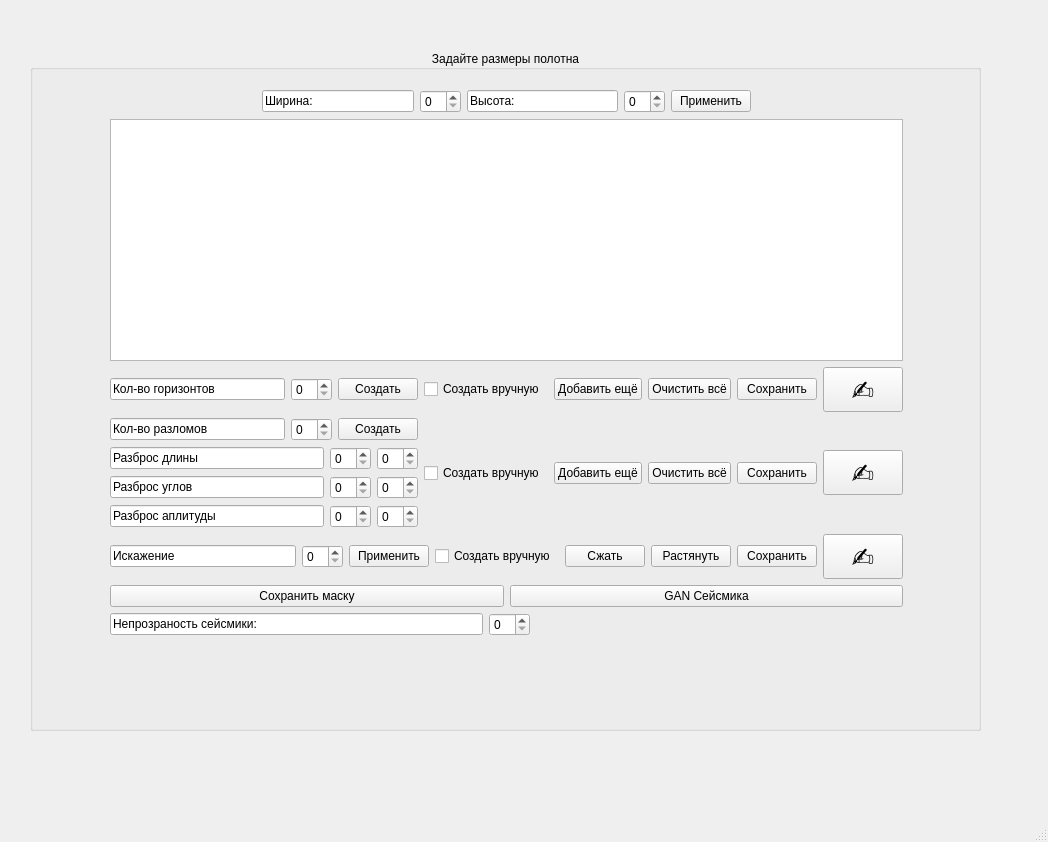
Before: the Qt Designer form app/ui/template.ui in georgiisafonkin/synthogan-2d, drawn with Qt 5.
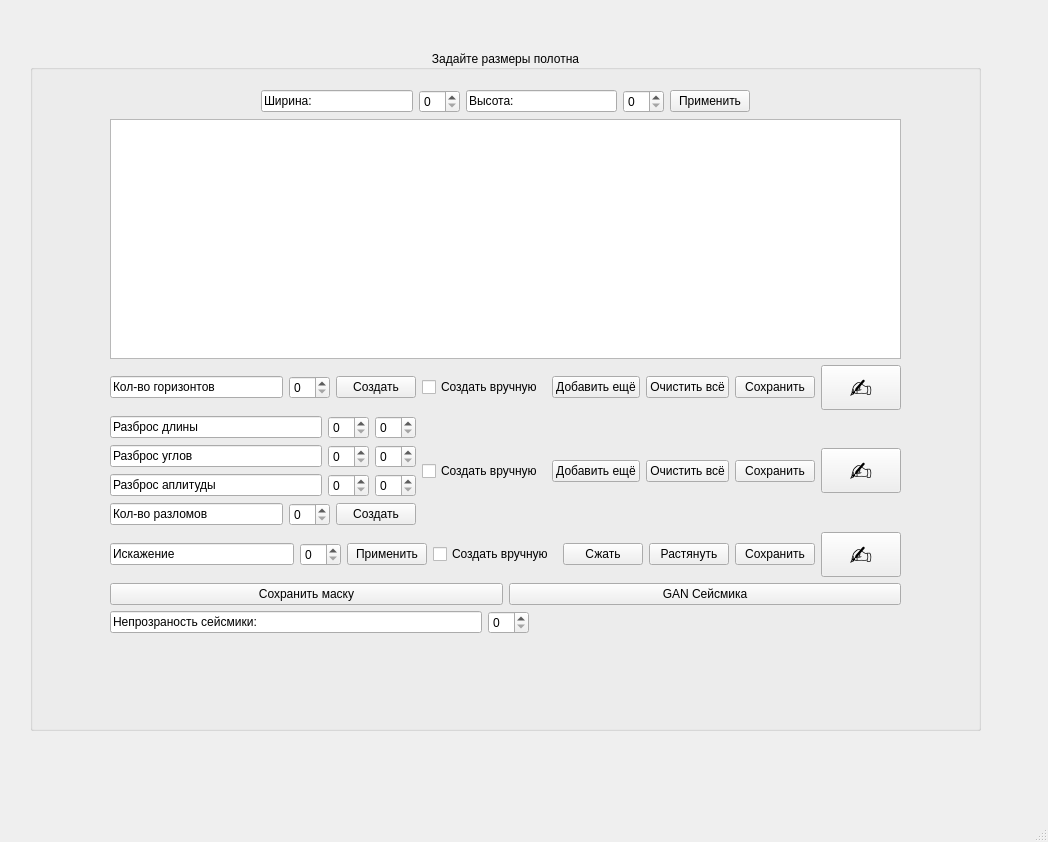
After: the same form once the commit is applied.

What changed in the file:
```diff
--- a/app/ui/template.ui
+++ b/app/ui/template.ui
@@ -29,22 +29,20 @@
     <property name="alignment">
      <set>Qt::AlignmentFlag::AlignCenter</set>
     </property>
-    <widget class="QWidget" name="">
+    <widget class="QWidget" name="layoutWidget">
      <property name="geometry">
       <rect>
        <x>80</x>
        <y>40</y>
-       <width>793</width>
-       <height>546</height>
+       <width>791</width>
+       <height>544</height>
       </rect>
      </property>
-     <layout class="QVBoxLayout" name="verticalLayout_4">
+     <layout class="QVBoxLayout" name="elementsvVerticalLayout">
       <item>
-       <layout class="QVBoxLayout" name="verticalLayout_3">
+       <layout class="QHBoxLayout" name="canvasHorizontalLayout">
         <item>
-         <layout class="QHBoxLayout" name="horizontalLayout">
-          <item>
-           <spacer name="horizontalSpacer">
+         <spacer name="leftHorizontalSpacer">
             <property name="orientation">
              <enum>Qt::Orientation::Horizontal</enum>
             </property>
@@ -57,34 +55,34 @@
            </spacer>
           </item>
           <item>
-           <widget class="QLineEdit" name="lineEdit">
+         <widget class="QLineEdit" name="WidthLabel">
             <property name="text">
              <string>Ширина:</string>
             </property>
            </widget>
           </item>
           <item>
-           <widget class="QSpinBox" name="spinBox"/>
+         <widget class="QSpinBox" name="widthSpinBox"/>
           </item>
           <item>
-           <widget class="QLineEdit" name="lineEdit_2">
+         <widget class="QLineEdit" name="HeightLabel">
             <property name="text">
              <string>Высота:</string>
             </property>
            </widget>
           </item>
           <item>
-           <widget class="QSpinBox" name="spinBox_2"/>
+         <widget class="QSpinBox" name="heightSpinBox"/>
           </item>
           <item>
-           <widget class="QPushButton" name="pushButton">
+         <widget class="QPushButton" name="canvasSizeButton">
             <property name="text">
              <string>Применить</string>
             </property>
            </widget>
           </item>
           <item>
-           <spacer name="horizontalSpacer_2">
+         <spacer name="rightHorizontalSpacer">
             <property name="orientation">
              <enum>Qt::Orientation::Horizontal</enum>
             </property>
@@ -99,10 +97,10 @@
          </layout>
         </item>
         <item>
-         <widget class="QGraphicsView" name="graphicsView"/>
+       <widget class="QGraphicsView" name="canvasGraphicsView"/>
         </item>
         <item>
-         <layout class="QHBoxLayout" name="horizontalLayout_2">
+       <layout class="QHBoxLayout" name="horizonsHorizontalLayout">
           <item>
            <widget class="QLineEdit" name="lineEdit_4">
             <property name="text">
@@ -179,44 +177,23 @@
          </layout>
         </item>
         <item>
-         <layout class="QHBoxLayout" name="horizontalLayout_11">
+       <layout class="QHBoxLayout" name="riftsHorizontalLayout">
           <item>
            <layout class="QVBoxLayout" name="verticalLayout">
             <item>
              <layout class="QHBoxLayout" name="horizontalLayout_6">
               <item>
-               <widget class="QLineEdit" name="lineEdit_7">
-                <property name="text">
-                 <string>Кол-во разломов</string>
-                </property>
-               </widget>
-              </item>
-              <item>
-               <widget class="QSpinBox" name="spinBox_7"/>
-              </item>
-              <item>
-               <widget class="QPushButton" name="pushButton_7">
-                <property name="text">
-                 <string>Создать</string>
-                </property>
-               </widget>
-              </item>
-             </layout>
-            </item>
-            <item>
-             <layout class="QHBoxLayout" name="horizontalLayout_7">
-              <item>
-               <widget class="QLineEdit" name="lineEdit_5">
+             <widget class="QLineEdit" name="lengthLabel">
                 <property name="text">
                  <string>Разброс длины</string>
                 </property>
                </widget>
               </item>
               <item>
-               <widget class="QSpinBox" name="spinBox_5"/>
+             <widget class="QSpinBox" name="lengthFromSpinBox"/>
               </item>
               <item>
-               <widget class="QSpinBox" name="spinBox_8"/>
+             <widget class="QSpinBox" name="lengthToSpinBox"/>
               </item>
              </layout>
             </item>
@@ -254,8 +231,29 @@
               </item>
              </layout>
             </item>
+          <item>
+           <layout class="QHBoxLayout" name="riftsAmountHorizontalLayout">
+            <item>
+             <widget class="QLineEdit" name="riftsAmountLabel">
+              <property name="text">
+               <string>Кол-во разломов</string>
+              </property>
+             </widget>
+            </item>
+            <item>
+             <widget class="QSpinBox" name="riftsAmountSpinBox"/>
+            </item>
+            <item>
+             <widget class="QPushButton" name="riftsCreateButton">
+              <property name="text">
+               <string>Создать</string>
+              </property>
+             </widget>
+            </item>
            </layout>
           </item>
+         </layout>
+        </item>
           <item>
            <widget class="QCheckBox" name="checkBox_3">
             <property name="text">
@@ -315,7 +313,7 @@
          </layout>
         </item>
         <item>
-         <layout class="QHBoxLayout" name="horizontalLayout_37">
+       <layout class="QHBoxLayout" name="distortionHorizontalLayout">
           <item>
            <widget class="QLineEdit" name="lineEdit_9">
             <property name="text">
@@ -392,7 +390,7 @@
          </layout>
         </item>
         <item>
-         <layout class="QHBoxLayout" name="horizontalLayout_38">
+       <layout class="QHBoxLayout" name="actionsHorizontalLayout">
           <item>
            <widget class="QPushButton" name="pushButton_19">
             <property name="text">
@@ -409,8 +407,6 @@
           </item>
          </layout>
         </item>
-       </layout>
-      </item>
       <item>
        <layout class="QHBoxLayout" name="horizontalLayout_39">
         <item>
```
Left out of the diff: 74 changed lines with no effect on the pictures. Lines whose indentation alone changed are shown as unchanged.
